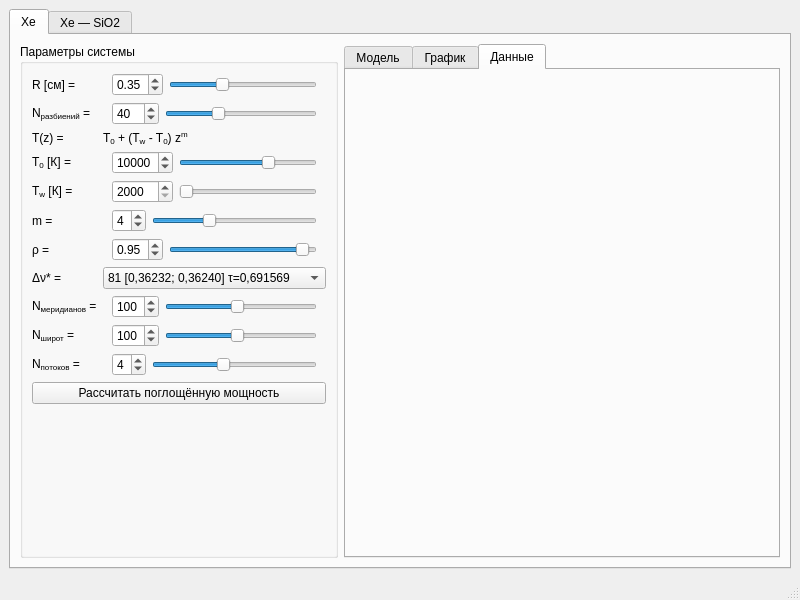
Qt form gui/main_window.ui (wcdbmv/MT) before a commit.
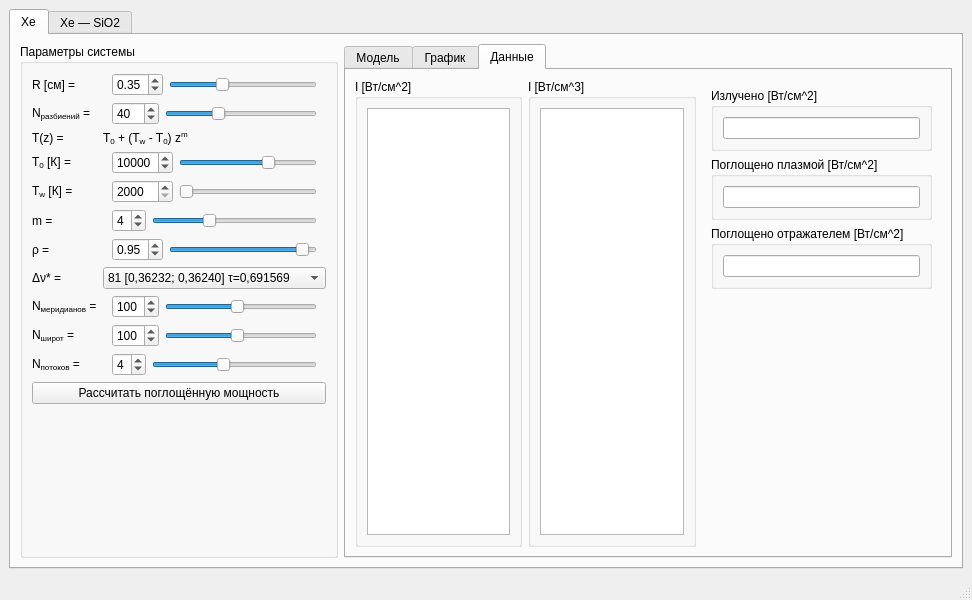
The same form after that commit. The open tabs and pages were chosen to show the change. Custom widgets are drawn as their Qt base class.

Commit message: Add Xe data tab

Patch:
```diff
--- a/gui/main_window.ui
+++ b/gui/main_window.ui
@@ -6,7 +6,7 @@
    <rect>
     <x>0</x>
     <y>0</y>
-    <width>800</width>
+    <width>972</width>
     <height>600</height>
    </rect>
   </property>
@@ -1518,6 +1518,107 @@
            <attribute name="title">
             <string>Данные</string>
            </attribute>
+           <layout class="QHBoxLayout" name="horizontalLayout_12">
+            <item>
+             <widget class="QGroupBox" name="xeDataI2GroupBox">
+              <property name="title">
+               <string>I [Вт/см^2]</string>
+              </property>
+              <layout class="QGridLayout" name="gridLayout_5">
+               <item row="0" column="0">
+                <widget class="QTextEdit" name="xeDataI2TextEdit">
+                 <property name="readOnly">
+                  <bool>true</bool>
+                 </property>
+                </widget>
+               </item>
+              </layout>
+             </widget>
+            </item>
+            <item>
+             <widget class="QGroupBox" name="xeDataI3GroupBox">
+              <property name="title">
+               <string>I [Вт/см^3]</string>
+              </property>
+              <layout class="QGridLayout" name="gridLayout_6">
+               <item row="0" column="0">
+                <widget class="QTextEdit" name="xeDataI3TextEdit">
+                 <property name="readOnly">
+                  <bool>true</bool>
+                 </property>
+                </widget>
+               </item>
+              </layout>
+             </widget>
+            </item>
+            <item>
+             <widget class="QWidget" name="xeDataTotalWidget" native="true">
+              <layout class="QVBoxLayout" name="verticalLayout">
+               <item>
+                <widget class="QGroupBox" name="xeDataTotalIntensityGroupBox">
+                 <property name="title">
+                  <string>Излучено [Вт/см^2]</string>
+                 </property>
+                 <layout class="QGridLayout" name="gridLayout_2">
+                  <item row="0" column="0">
+                   <widget class="QLineEdit" name="xeDataTotalIntensityLineEdit">
+                    <property name="readOnly">
+                     <bool>true</bool>
+                    </property>
+                   </widget>
+                  </item>
+                 </layout>
+                </widget>
+               </item>
+               <item>
+                <widget class="QGroupBox" name="xeDataTotalAbsorbedPlasmaGroupBox">
+                 <property name="title">
+                  <string>Поглощено плазмой [Вт/см^2]</string>
+                 </property>
+                 <layout class="QGridLayout" name="gridLayout_3">
+                  <item row="0" column="0">
+                   <widget class="QLineEdit" name="xeDataTotalAbsorbedPlasmaLineEdit">
+                    <property name="readOnly">
+                     <bool>true</bool>
+                    </property>
+                   </widget>
+                  </item>
+                 </layout>
+                </widget>
+               </item>
+               <item>
+                <widget class="QGroupBox" name="xeDataTotalAbsorbedMirrorGroupBox">
+                 <property name="title">
+                  <string>Поглощено отражателем [Вт/см^2]</string>
+                 </property>
+                 <layout class="QGridLayout" name="gridLayout_4">
+                  <item row="0" column="0">
+                   <widget class="QLineEdit" name="xeDataTotalAbsorbedMirrorLineEdit">
+                    <property name="readOnly">
+                     <bool>true</bool>
+                    </property>
+                   </widget>
+                  </item>
+                 </layout>
+                </widget>
+               </item>
+               <item>
+                <spacer name="verticalSpacer">
+                 <property name="orientation">
+                  <enum>Qt::Vertical</enum>
+                 </property>
+                 <property name="sizeHint" stdset="0">
+                  <size>
+                   <width>20</width>
+                   <height>40</height>
+                  </size>
+                 </property>
+                </spacer>
+               </item>
+              </layout>
+             </widget>
+            </item>
+           </layout>
           </widget>
          </widget>
         </item>
```
Left out of the diff: 2 changed lines with no effect on the pictures. The commit also changes 5 other files.
